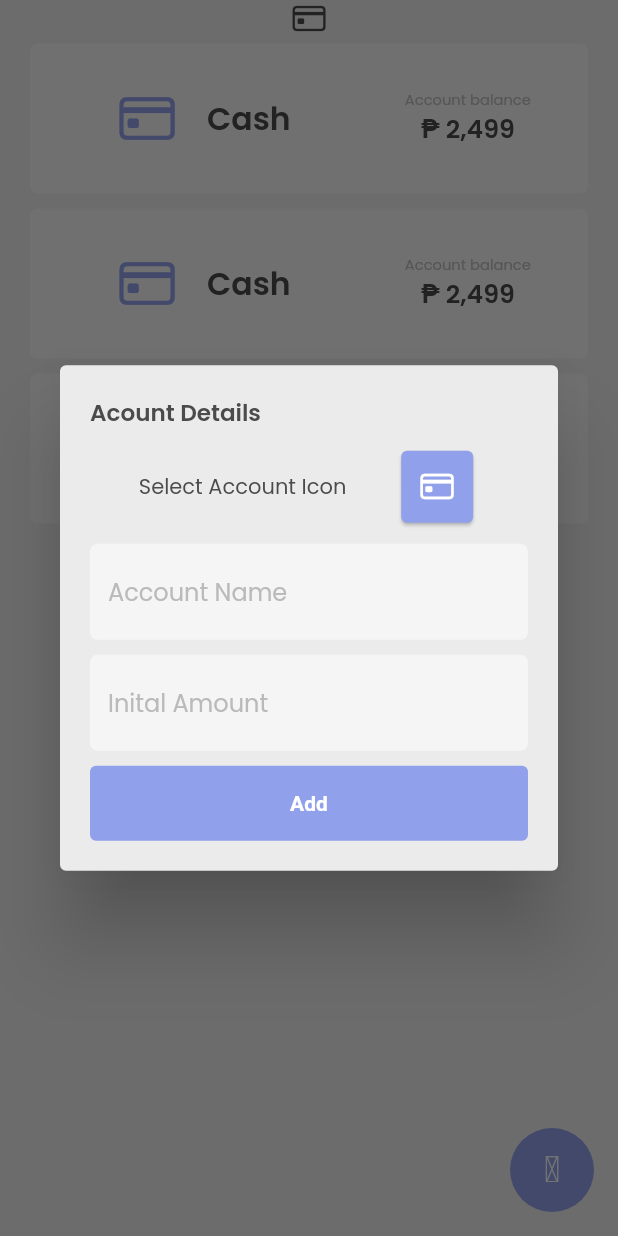
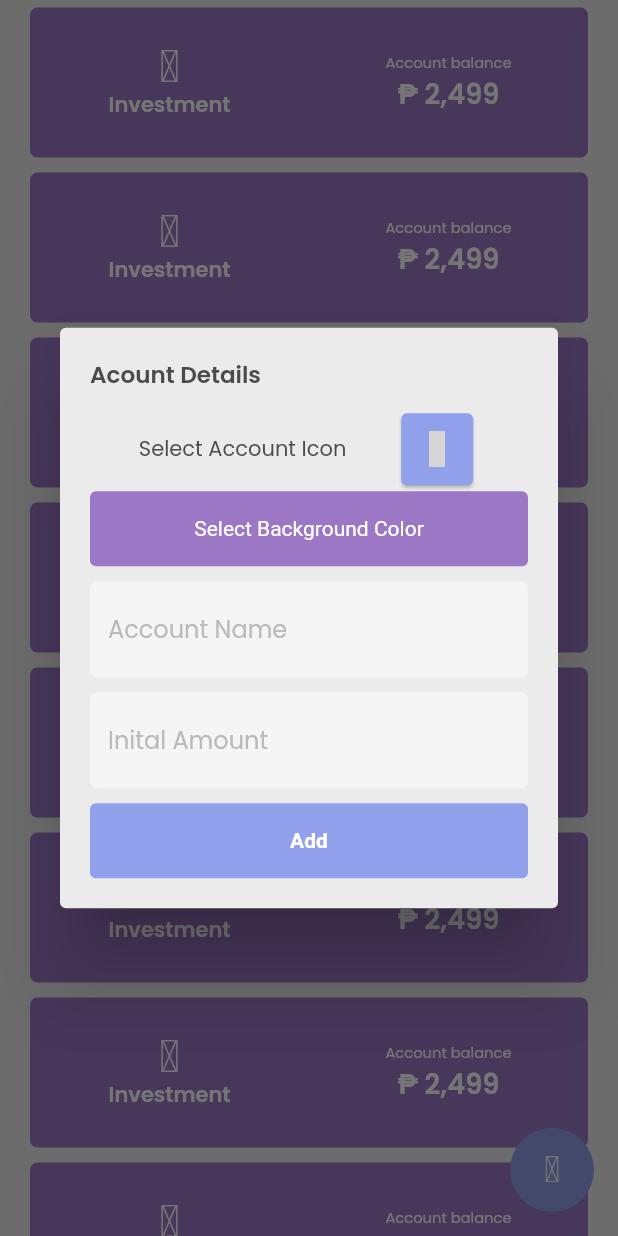
Before and after one commit to MarbertMataverde/wiser, a Flutter app: the AccountsView screen opened directly, after a tap on an icon or button, on a phone screen of 412 x 824 dp. Run offline on Flutter 3.47's test engine with Material 2 defaults, Android fonts, the phone set to English and light mode, and no system bars; our stand-ins replace currency_text_input_formatter, firebase_auth, firebase_core, flutter_riverpod, flutter_svg, font_awesome_flutter and 5 more; missing offline and left inert: enefty_icons, flutter_iconpicker; accounts and stored records are empty; network calls fail; grey boxes are pictures that could not be loaded.

Commit message:
accounts ui

```diff
--- a/lib/core/constant/core_constant.dart
+++ b/lib/core/constant/core_constant.dart
@@ -99,6 +99,26 @@ class CoreConstant {
   static const Color incomeCategoryColor = Color(0xFF36C640);
   static const Color othersCategoryColor = Color(0xFF3A3A3A);
 
+  static const List<Color> categoryColorList = [
+    primaryColor,
+    Color(0xffDE9CE6),
+    Color(0xffFF9CC7),
+    Color(0xffFFAD9A),
+    Color(0xffFFD074),
+    Color(0xff968CDA),
+    Color(0xff9B77C6),
+    Color(0xffA061B0),
+    Color(0xffA24B97),
+    Color(0xffA1317B),
+    Color(0xffEB878F),
+    Color(0xff3F908D),
+    Color(0xff008A64),
+    Color(0xffF3875B),
+    Color(0xffA1317B),
+    Color(0xff006462),
+    Color(0xffBE90F0),
+  ];
+
   //regex patterm
   static const regexPatternEmail =
       r"^[a-zA-Z0-9.!#$%&'*+/=?^_`{|}~-]+@[a-zA-Z0-9](?:[a-zA-Z0-9-]{0,61}[a-zA-Z0-9])?(?:\.[a-zA-Z0-9](?:[a-zA-Z0-9-]{0,61}[a-zA-Z0-9])?)*$";
--- a/lib/features/accounts/icons/accounts_pick_icon.dart
+++ b/lib/features/accounts/icons/accounts_pick_icon.dart
@@ -1,3 +1,4 @@
+import 'package:enefty_icons/enefty_icons.dart';
 import 'package:flutter/cupertino.dart';
 import 'package:flutter_iconpicker/flutter_iconpicker.dart';
 import 'package:flutter_riverpod/flutter_riverpod.dart';
@@ -6,7 +7,7 @@ import 'package:wiser/core/constant/core_constant.dart';
 import 'package:wiser/features/accounts/icons/accounts_custom_icon_packs.dart';
 
 final accountIconDataStateProvider =
-    StateProvider.autoDispose<IconData?>((ref) => CupertinoIcons.creditcard);
+    StateProvider.autoDispose<IconData?>((ref) => EneftyIcons.moneys_outline);
 
 pickAccountIcon({required WidgetRef ref, required BuildContext context}) async {
   IconData? icon = await FlutterIconPicker.showIconPicker(
--- a/lib/features/accounts/view/accounts_view.dart
+++ b/lib/features/accounts/view/accounts_view.dart
@@ -1,6 +1,5 @@
-import 'dart:developer';
+import 'dart:math';
 
-import 'package:enefty_icons/enefty_icons.dart';
 import 'package:flutter/material.dart';
 import 'package:flutter_riverpod/flutter_riverpod.dart';
 import 'package:iconsax/iconsax.dart';
@@ -34,73 +33,70 @@ class _AccountsViewState extends ConsumerState<AccountsView> {
       body: Padding(
         padding: CoreConstant.pageHorizontalPadding,
         child: SafeArea(
-          child: Column(
-            children: [
-              Center(
-                child: Icon(ref.watch(accountIconDataStateProvider)),
-              ),
-              Expanded(
           child: ListView.builder(
-                    itemCount: 3,
+              itemCount: 10,
               itemBuilder: (BuildContext context, int index) {
                 return Padding(
                   padding: const EdgeInsets.symmetric(vertical: 5),
+                  child: InkWell(
+                    onTap: () {},
+                    borderRadius: BorderRadius.circular(5),
                     child: Container(
                       height: 100,
                       alignment: Alignment.center,
                       decoration: BoxDecoration(
-                              color: CoreConstant.fillColor,
-                              borderRadius: BorderRadius.circular(5)),
+                        color: ref.watch(accountBackgroundColorStateProvider),
+                        borderRadius: BorderRadius.circular(5),
+                      ),
                       child: Row(
-                            mainAxisAlignment: MainAxisAlignment.spaceAround,
                         children: [
-                              Row(
+                          Expanded(
+                            child: Column(
+                              mainAxisAlignment: MainAxisAlignment.center,
                               children: [
-                                  Padding(
-                                    padding: const EdgeInsets.all(20.0),
-                                    child: Icon(
-                                      ref.watch(
-                                        accountIconDataStateProvider,
+                                Icon(
+                                  ref.watch(accountIconDataStateProvider),
+                                  size: 30,
+                                  color: CoreConstant.colorWhite,
                                 ),
-                                      size: 40,
-                                      color: CoreConstant.primaryColor,
+                                const Text(
+                                  'Investment',
+                                  style: TextStyle(
+                                    color: CoreConstant.colorWhite,
+                                    fontWeight: FontWeight.w600,
                                   ),
-                                  ),
-                                  Text(
-                                    'Cash',
-                                    textScaleFactor: 1.5,
-                                    style:
-                                        TextStyle(fontWeight: FontWeight.w600),
                                 ),
                               ],
                             ),
-                              Column(
+                          ),
+                          Expanded(
+                            child: Column(
                               mainAxisAlignment: MainAxisAlignment.center,
                               children: const [
                                 Text(
                                   'Account balance',
                                   textScaleFactor: 0.7,
                                   style: TextStyle(
-                                      color: CoreConstant.greyColor,
+                                    color: CoreConstant.colorWhite,
                                   ),
                                 ),
                                 Text(
                                   '₱ 2,499',
-                                    textScaleFactor: 1.2,
+                                  textScaleFactor: 1.3,
                                   style: TextStyle(
+                                    color: CoreConstant.colorWhite,
                                     fontWeight: FontWeight.w600,
                                   ),
                                 ),
                               ],
                             ),
+                          ),
                         ],
+                      ),
                     ),
                   ),
                 );
               }),
-              ),
-            ],
-          ),
         ),
       ),
       floatingActionButton: FloatingActionButton(
--- a/lib/features/accounts/widgets/accounts_new_account_dialog_widget.dart
+++ b/lib/features/accounts/widgets/accounts_new_account_dialog_widget.dart
@@ -1,3 +1,5 @@
+import 'dart:math';
+
 import 'package:currency_text_input_formatter/currency_text_input_formatter.dart';
 import 'package:flutter/material.dart';
 import 'package:flutter/services.dart';
@@ -7,6 +9,10 @@ import 'package:wiser/core/validator/validator.dart';
 import 'package:wiser/core/widgets/core_button_widget.dart';
 import 'package:wiser/core/widgets/core_textfield_widget.dart';
 import 'package:wiser/features/accounts/icons/accounts_pick_icon.dart';
+
+final accountBackgroundColorStateProvider = StateProvider.autoDispose<Color?>(
+    (ref) => CoreConstant.categoryColorList[
+        Random().nextInt(CoreConstant.categoryColorList.length)]);
 
 class NewAccountDialogContent extends ConsumerStatefulWidget {
   const NewAccountDialogContent({
@@ -65,6 +71,57 @@ class _NewAccountDialogContentState
                       ),
                     ],
                   ),
+                  SizedBox(
+                    height: 50,
+                    width: double.infinity,
+                    child: TextButton(
+                      style: TextButton.styleFrom(
+                        backgroundColor:
+                            ref.watch(accountBackgroundColorStateProvider),
+                      ),
+                      child: const Text(
+                        'Select Background Color',
+                        style: TextStyle(color: CoreConstant.colorWhite),
+                      ),
+                      onPressed: () {
+                        showDialog(
+                          context: context,
+                          builder: (context) => Dialog(
+                            backgroundColor:
+                                CoreConstant.scaffoldBackgroundColor,
+                            child: ListView.builder(
+                              itemCount: CoreConstant.categoryColorList.length,
+                              itemBuilder: (context, index) => Padding(
+                                padding: const EdgeInsets.all(5),
+                                child: InkWell(
+                                  onTap: () {
+                                    ref
+                                        .read(
+                                            accountBackgroundColorStateProvider
+                                                .notifier)
+                                        .update(
+                                          (state) => CoreConstant
+                                              .categoryColorList[index],
+                                        );
+                                    Navigator.pop(context);
+                                  },
+                                  child: Container(
+                                    width: double.infinity,
+                                    height: 40,
+                                    decoration: BoxDecoration(
+                                      color:
+                                          CoreConstant.categoryColorList[index],
+                                      borderRadius: BorderRadius.circular(5),
+                                    ),
+                                  ),
+                                ),
+                              ),
+                            ),
+                          ),
+                        );
+                      },
+                    ),
+                  ),
                   const SizedBox(height: 10),
                   coreTextFormFieldWidget(
                     context: context,
--- a/pubspec.yaml
+++ b/pubspec.yaml
@@ -26,6 +26,7 @@ dependencies:
   currency_text_input_formatter: ^2.1.8
   flutter_iconpicker: ^3.2.2
   enefty_icons: ^1.0.3
+  stacked_card_carousel: ^0.0.4
 
 dev_dependencies:
   flutter_test:
```
Also changed, not shown: pubspec.lock. Lines whose indentation alone changed are shown as unchanged.
